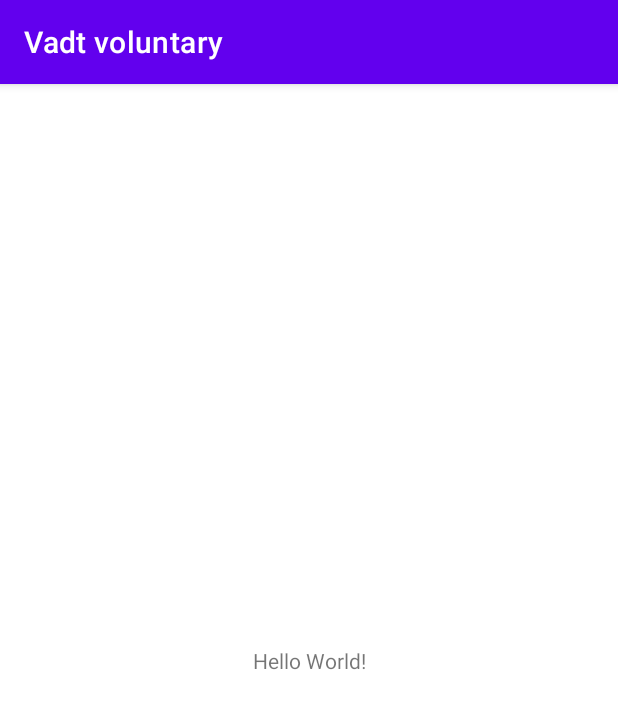
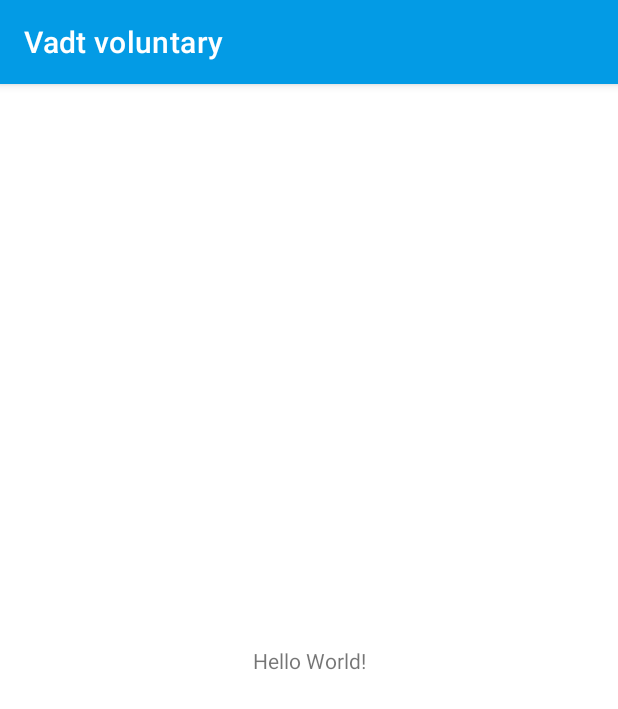
Before and after one commit to abrahamluiss/M.A.Tec, an Android app: the screen it shows after launch (MainActivity), on a phone screen of 412 x 824 dp. Shown: the top 709 px of the screen. Run offline under Robolectric (Android 15) with nearby library versions, the light colour scheme and no system bars.

Commit message:
agregando colores voluntario

```diff
--- a/Voluntario/app/src/main/res/values-night/themes.xml
+++ b/Voluntario/app/src/main/res/values-night/themes.xml
@@ -2,13 +2,13 @@
     <!-- Base application theme. -->
     <style name="Theme.VadtVoluntary" parent="Theme.MaterialComponents.DayNight.DarkActionBar">
         <!-- Primary brand color. -->
-        <item name="colorPrimary">@color/purple_200</item>
-        <item name="colorPrimaryVariant">@color/purple_700</item>
-        <item name="colorOnPrimary">@color/black</item>
+        <item name="colorPrimary">@color/primaryColor</item>
+        <item name="colorPrimaryVariant">@color/primaryLightColor</item>
+        <item name="colorOnPrimary">@color/primaryDarkColor</item>
         <!-- Secondary brand color. -->
-        <item name="colorSecondary">@color/teal_200</item>
-        <item name="colorSecondaryVariant">@color/teal_200</item>
-        <item name="colorOnSecondary">@color/black</item>
+        <item name="colorSecondary">@color/secondaryColor</item>
+        <item name="colorSecondaryVariant">@color/secondaryLightColor</item>
+        <item name="colorOnSecondary">@color/secondaryDarkColor</item>
         <!-- Status bar color. -->
         <item name="android:statusBarColor" tools:targetApi="l">?attr/colorPrimaryVariant</item>
         <!-- Customize your theme here. -->
--- a/Voluntario/app/src/main/res/values/colors.xml
+++ b/Voluntario/app/src/main/res/values/colors.xml
@@ -1,10 +1,12 @@
 <?xml version="1.0" encoding="utf-8"?>
 <resources>
-    <color name="purple_200">#FFBB86FC</color>
-    <color name="purple_500">#FF6200EE</color>
-    <color name="purple_700">#FF3700B3</color>
-    <color name="teal_200">#FF03DAC5</color>
-    <color name="teal_700">#FF018786</color>
-    <color name="black">#FF000000</color>
-    <color name="white">#FFFFFFFF</color>
+    <color name="primaryColor">#039be5</color>
+    <color name="primaryLightColor">#63ccff</color>
+    <color name="primaryDarkColor">#006db3</color>
+    <color name="secondaryColor">#29b6f6</color>
+    <color name="secondaryLightColor">#73e8ff</color>
+    <color name="secondaryDarkColor">#0086c3</color>
+    <color name="primaryTextColor">#000000</color>
+    <color name="secondaryTextColor">#000000</color>
+    <color name="whiteTextColor">#FFFFFFFF</color>
 </resources>
--- a/Voluntario/app/src/main/res/values/themes.xml
+++ b/Voluntario/app/src/main/res/values/themes.xml
@@ -2,13 +2,13 @@
     <!-- Base application theme. -->
     <style name="Theme.VadtVoluntary" parent="Theme.MaterialComponents.DayNight.DarkActionBar">
         <!-- Primary brand color. -->
-        <item name="colorPrimary">@color/purple_500</item>
-        <item name="colorPrimaryVariant">@color/purple_700</item>
-        <item name="colorOnPrimary">@color/white</item>
+        <item name="colorPrimary">@color/primaryColor</item>
+        <item name="colorPrimaryVariant">@color/primaryLightColor</item>
+        <item name="colorOnPrimary">@color/whiteTextColor</item>
         <!-- Secondary brand color. -->
-        <item name="colorSecondary">@color/teal_200</item>
-        <item name="colorSecondaryVariant">@color/teal_700</item>
-        <item name="colorOnSecondary">@color/black</item>
+        <item name="colorSecondary">@color/secondaryColor</item>
+        <item name="colorSecondaryVariant">@color/secondaryLightColor</item>
+        <item name="colorOnSecondary">@color/secondaryDarkColor</item>
         <!-- Status bar color. -->
         <item name="android:statusBarColor" tools:targetApi="l">?attr/colorPrimaryVariant</item>
         <!-- Customize your theme here. -->
```
